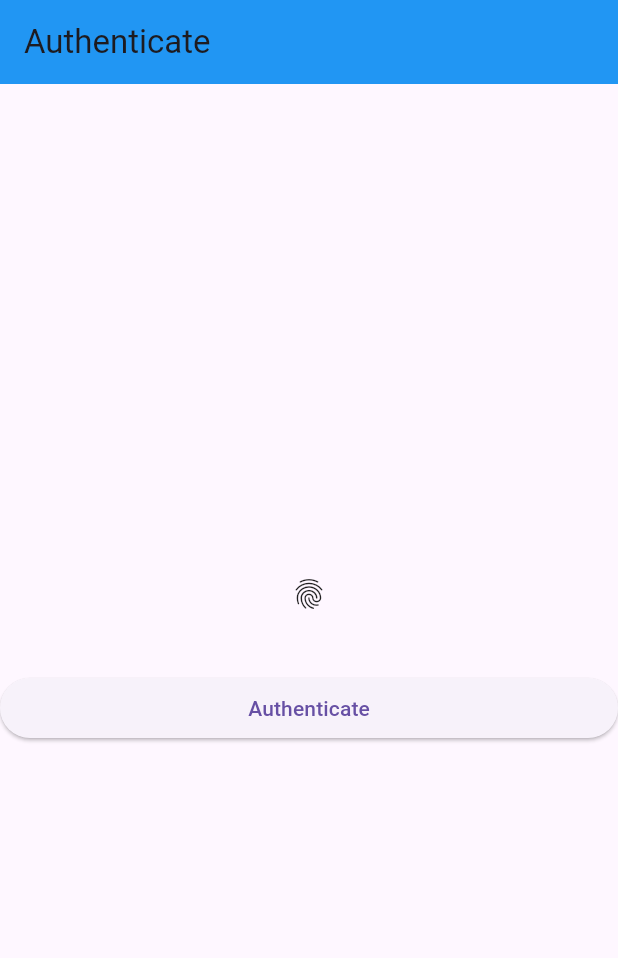
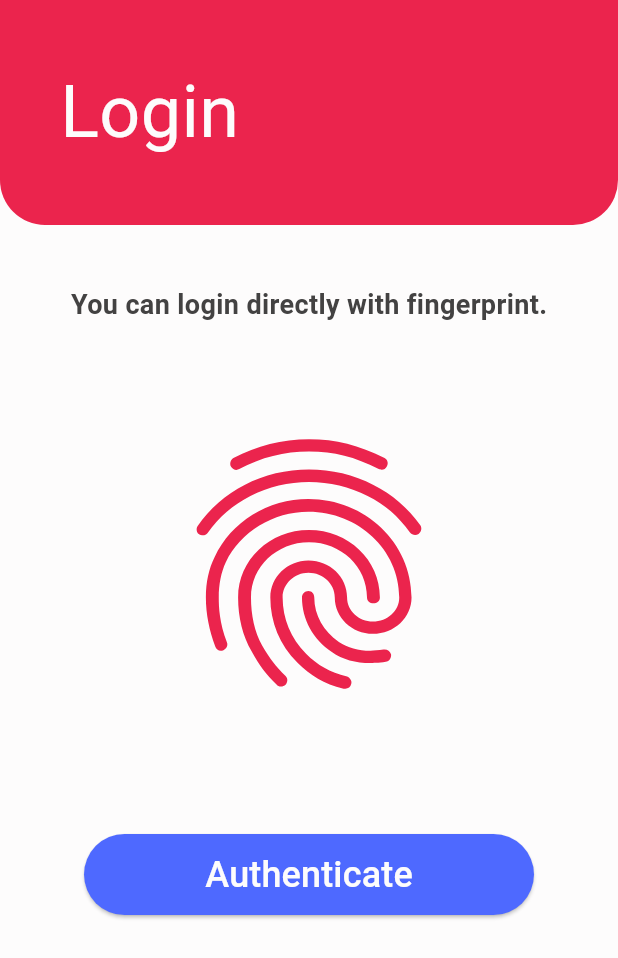
Before and after one commit to lorem-ipsum-group/nagarik, a Flutter app: the screen it shows after launch, on a phone screen of 412 x 824 dp. Shown: the top 958 px of the screen. Run offline on Flutter 3.47's test engine with Material 3 defaults, Android fonts, the phone set to English and light mode, and no system bars; our stand-ins replace carousel_slider, local_auth.

Commit message:
authentication page ui done

```diff
--- a/lib/main.dart
+++ b/lib/main.dart
@@ -103,8 +103,8 @@ class _HomePageState extends State<HomePage> {
         floatingActionButton: const FloatingActionButton(
           onPressed: null,
           shape: CircleBorder(),
+          backgroundColor: blue,
           child: Icon(Icons.qr_code, color: white),
-          backgroundColor: blue,
         ));
   }
 }
@@ -115,28 +115,48 @@ class AuthenticationPage extends StatelessWidget {
   @override
   Widget build(BuildContext context) {
     return Scaffold(
-        appBar: AppBar(
-          backgroundColor: Colors.blue,
-          title: const Text("Authenticate"),
+        backgroundColor: white,
+        body: Center(
+          child: Column(children: [
+            Container(
+              height: 150,
+              width: 450,
+              decoration: const BoxDecoration(
+                  color: red,
+                  shape: BoxShape.rectangle,
+                  borderRadius: BorderRadius.only(
+                      bottomLeft: Radius.circular(30),
+                      bottomRight: Radius.circular(30))),
+              child: const Padding(
+                padding: EdgeInsets.all(40.0),
+                child: Text(
+                  'Login',
+                  textAlign: TextAlign.left,
+                  style: TextStyle(color: white, fontSize: 48),
                 ),
-        body: Column(
-            crossAxisAlignment: CrossAxisAlignment.center,
-            mainAxisAlignment: MainAxisAlignment.center,
-            children: [
-              const Icon(Icons.fingerprint_outlined),
+              ),
+            ),
             const SizedBox(height: 40),
+            const Text('You can login directly with fingerprint.',
+                style: TextStyle(
+                  color: Color.fromARGB(255, 67, 66, 66),
+                  fontSize: 18,
+                  fontWeight: FontWeight.bold,
+                )),
+            const SizedBox(height: 60),
+            const Icon(Icons.fingerprint_outlined, size: 200, color: red),
+            const SizedBox(height: 80),
             ElevatedButton(
               onPressed: () async {
-                    bool isBiometricAvailable =
-                        await LocalAuth.canAuthenticate();
+                bool isBiometricAvailable = await LocalAuth.canAuthenticate();
 
                 if (isBiometricAvailable) {
                   bool authorized = await LocalAuth.authenticate();
                   if (authorized) {
                     if (!context.mounted) return;
                     Navigator.of(context).pop();
-                        Navigator.of(context).push(MaterialPageRoute(
-                            builder: (_) => const HomePage()));
+                    Navigator.of(context).push(
+                        MaterialPageRoute(builder: (_) => const HomePage()));
                   }
                 } else {
                   if (!context.mounted) return;
@@ -152,18 +172,27 @@ class AuthenticationPage extends StatelessWidget {
                                     Navigator.of(context).pop();
                                     Navigator.of(context).push(
                                         MaterialPageRoute(
-                                                builder: (_) =>
-                                                    const HomePage()));
+                                            builder: (_) => const HomePage()));
                                   },
-                                      child:
-                                          const Center(child: Text("Continue")))
+                                  child: const Center(child: Text("Continue")))
                             ],
                           ));
                 }
               },
+              style: ElevatedButton.styleFrom(
+                  backgroundColor: blue,
+                  padding:
+                      const EdgeInsets.symmetric(horizontal: 20, vertical: 10),
+                  fixedSize: const Size.fromWidth(300),
+                  shadowColor: Colors.black),
               child: const Center(
-                    child: Text("Authenticate"),
-                  ))
-            ]));
+                child: Text(
+                  "Authenticate",
+                  style: TextStyle(color: white, fontSize: 24),
+                ),
+              ),
+            )
+          ]),
+        ));
   }
 }
```
Lines whose indentation alone changed are shown as unchanged.
